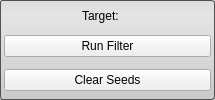
Above: Interface/ToolInterface/FillHolesFilterInterface.ui from jessdtate/Seg3D before the change. Below: the same form after it.
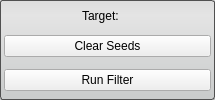
That is the form after the change.

Patch:
```diff
--- a/Interface/ToolInterface/FillHolesFilterInterface.ui
+++ b/Interface/ToolInterface/FillHolesFilterInterface.ui
@@ -72,7 +72,7 @@
     </layout>
    </item>
    <item>
-    <widget class="QWidget" name="widget" native="true">
+    <widget class="QWidget" name="widget_2" native="true">
      <property name="minimumSize">
       <size>
        <width>0</width>
@@ -85,7 +85,7 @@
        <height>32</height>
       </size>
      </property>
-     <layout class="QHBoxLayout" name="horizontalLayout">
+     <layout class="QHBoxLayout" name="horizontalLayout_2">
       <property name="spacing">
        <number>0</number>
       </property>
@@ -93,7 +93,7 @@
        <number>0</number>
       </property>
       <item>
-       <widget class="QPushButton" name="runFilterButton">
+       <widget class="QPushButton" name="clearSeedsButton">
         <property name="sizePolicy">
          <sizepolicy hsizetype="Expanding" vsizetype="Fixed">
           <horstretch>0</horstretch>
@@ -101,7 +101,7 @@
          </sizepolicy>
         </property>
         <property name="text">
-         <string>Run Filter</string>
+         <string>Clear Seeds</string>
         </property>
        </widget>
       </item>
@@ -109,7 +109,7 @@
     </widget>
    </item>
    <item>
-    <widget class="QWidget" name="widget_2" native="true">
+    <widget class="QWidget" name="widget" native="true">
      <property name="minimumSize">
       <size>
        <width>0</width>
@@ -122,7 +122,7 @@
        <height>32</height>
       </size>
      </property>
-     <layout class="QHBoxLayout" name="horizontalLayout_2">
+     <layout class="QHBoxLayout" name="horizontalLayout">
       <property name="spacing">
        <number>0</number>
       </property>
@@ -130,7 +130,7 @@
        <number>0</number>
       </property>
       <item>
-       <widget class="QPushButton" name="clearSeedsButton">
+       <widget class="QPushButton" name="runFilterButton">
         <property name="sizePolicy">
          <sizepolicy hsizetype="Expanding" vsizetype="Fixed">
           <horstretch>0</horstretch>
@@ -138,7 +138,7 @@
          </sizepolicy>
         </property>
         <property name="text">
-         <string>Clear Seeds</string>
+         <string>Run Filter</string>
         </property>
        </widget>
       </item>
```
